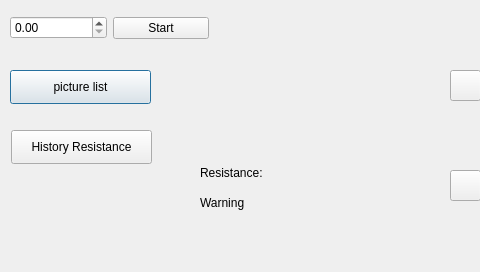
Above: qt1.ui from SuperbusyMuxiaolin/exp before the change. Below: the same form after it.
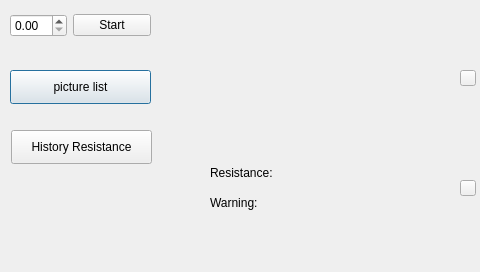
That is the form after the change.

The edit to the form file:
```diff
--- a/qt1.ui
+++ b/qt1.ui
@@ -29,7 +29,7 @@
   <widget class="QLabel" name="lb_pic">
    <property name="geometry">
     <rect>
-     <x>200</x>
+     <x>210</x>
      <y>10</y>
      <width>241</width>
      <height>131</height>
@@ -70,8 +70,8 @@
     <rect>
      <x>10</x>
      <y>10</y>
-     <width>199</width>
-     <height>36</height>
+     <width>141</width>
+     <height>31</height>
     </rect>
    </property>
    <layout class="QHBoxLayout" name="horizontalLayout">
@@ -94,7 +94,7 @@
   <widget class="QWidget" name="layoutWidget">
    <property name="geometry">
     <rect>
-     <x>200</x>
+     <x>210</x>
      <y>160</y>
      <width>241</width>
      <height>55</height>
@@ -113,7 +113,7 @@
       <item>
        <widget class="QLabel" name="label_4">
         <property name="text">
-         <string>Warning</string>
+         <string>Warning:</string>
         </property>
        </widget>
       </item>
@@ -142,12 +142,19 @@
   <widget class="QPushButton" name="warnButton1">
    <property name="geometry">
     <rect>
-     <x>450</x>
+     <x>460</x>
      <y>70</y>
-     <width>31</width>
-     <height>31</height>
+     <width>16</width>
+     <height>16</height>
     </rect>
    </property>
+   <property name="styleSheet">
+    <string notr="true">QpushButton{
+border-radius:15px;
+
+
+}</string>
+   </property>
    <property name="text">
     <string/>
    </property>
@@ -155,10 +162,10 @@
   <widget class="QPushButton" name="warnButton2">
    <property name="geometry">
     <rect>
-     <x>450</x>
-     <y>170</y>
-     <width>31</width>
-     <height>31</height>
+     <x>460</x>
+     <y>180</y>
+     <width>16</width>
+     <height>16</height>
     </rect>
    </property>
    <property name="text">
```
